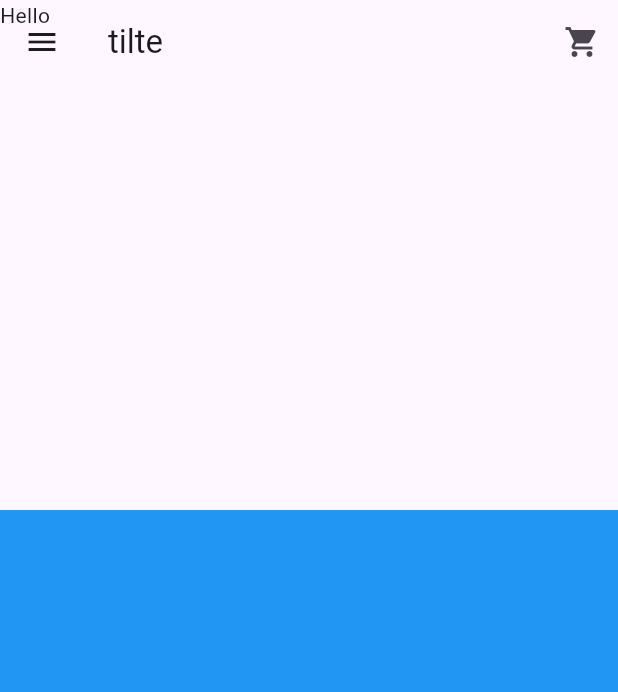
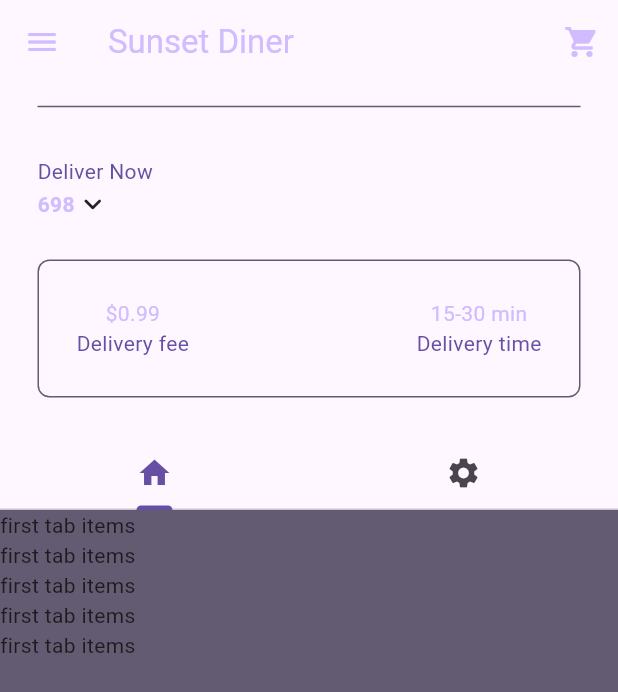
Before and after one commit to M-Ali-Haider/MAD, a Flutter app: the HomePage screen opened directly, on a phone screen of 412 x 824 dp. Shown: the top 692 px of the screen. Run offline on Flutter 3.47's test engine with Material 3 defaults, Android fonts, the phone set to English and light mode, and no system bars.

```diff
--- /dev/null
+++ b/lib/components/my_current_location.dart
@@ -0,0 +1,59 @@
+import 'package:flutter/material.dart';
+
+class MyCurrentLocation extends StatelessWidget {
+  const MyCurrentLocation({super.key});
+
+  void openLocationSearchBox(BuildContext context) {
+    showDialog(
+        context: context,
+        builder: (context) => AlertDialog(
+              title: Text("YOur Location"),
+              content: TextField(
+                decoration: const InputDecoration(hintText: "Seatch address.."),
+              ),
+              actions: [
+                //cancel button
+                MaterialButton(
+                  onPressed: () => Navigator.pop(context),
+                  child: const Text("Cancel"),
+                ),
+                //save button
+                MaterialButton(
+                  onPressed: () => Navigator.pop(context),
+                  child: const Text("Save"),
+                )
+              ],
+            ));
+  }
+
+  @override
+  Widget build(BuildContext context) {
+    return Padding(
+      padding: const EdgeInsets.all(25.0),
+      child: Column(
+        crossAxisAlignment: CrossAxisAlignment.start,
+        children: [
+          Text(
+            "Deliver Now",
+            style: TextStyle(color: Theme.of(context).colorScheme.primary),
+          ),
+          GestureDetector(
+            onTap: () => openLocationSearchBox(context),
+            child: Row(
+              children: [
+                Text(
+                  "698",
+                  style: TextStyle(
+                    color: Theme.of(context).colorScheme.inversePrimary,
+                    fontWeight: FontWeight.bold,
+                  ),
+                ),
+                Icon(Icons.keyboard_arrow_down_rounded)
+              ],
+            ),
+          )
+        ],
+      ),
+    );
+  }
+}
--- /dev/null
+++ b/lib/components/my_description_box.dart
@@ -0,0 +1,52 @@
+import 'package:flutter/material.dart';
+
+class MyDescriptionBox extends StatelessWidget {
+  const MyDescriptionBox({super.key});
+
+  @override
+  Widget build(BuildContext context) {
+    //textStyle
+    var myPrimaryTextStyle =
+        TextStyle(color: Theme.of(context).colorScheme.inversePrimary);
+    var mySecondaryTextStyle =
+        TextStyle(color: Theme.of(context).colorScheme.primary);
+    return Container(
+      decoration: BoxDecoration(
+          border: Border.all(color: Theme.of(context).colorScheme.secondary),
+          borderRadius: BorderRadius.circular(8)),
+      padding: const EdgeInsets.all(25),
+      margin: const EdgeInsets.only(left: 25, right: 25, bottom: 25),
+      child: Row(
+        mainAxisAlignment: MainAxisAlignment.spaceBetween,
+        children: [
+          //delivery fee
+          Column(
+            children: [
+              Text(
+                "\$0.99",
+                style: myPrimaryTextStyle,
+              ),
+              Text(
+                "Delivery fee",
+                style: mySecondaryTextStyle,
+              ),
+            ],
+          ),
+          //delivery time
+          Column(
+            children: [
+              Text(
+                "15-30 min",
+                style: myPrimaryTextStyle,
+              ),
+              Text(
+                "Delivery time",
+                style: mySecondaryTextStyle,
+              ),
+            ],
+          )
+        ],
+      ),
+    );
+  }
+}
--- a/lib/components/my_sliver_app_bar.dart
+++ b/lib/components/my_sliver_app_bar.dart
@@ -8,20 +8,30 @@ class MySliverAppBar extends StatelessWidget {
   @override
   Widget build(BuildContext context) {
     return SliverAppBar(
-      title: title,
+      // title: title,
       pinned: true,
       expandedHeight: 340.0,
       collapsedHeight: 120,
       actions: [
         IconButton(
             onPressed: () {},
-            icon: Icon(
+            icon: const Icon(
               Icons.shopping_cart,
             ))
       ],
+      foregroundColor: Theme.of(context).colorScheme.inversePrimary,
+      backgroundColor: Theme.of(context).colorScheme.background,
+      title: const Text("Sunset Diner"),
       floating: false,
       flexibleSpace: FlexibleSpaceBar(
-        background: child,
+        background: Padding(
+          padding: const EdgeInsets.only(bottom: 50.0),
+          child: child,
+        ),
+        title: title,
+        centerTitle: true,
+        titlePadding: const EdgeInsets.only(left: 0, right: 0, top: 0),
+        expandedTitleScale: 1,
       ),
     );
   }
--- /dev/null
+++ b/lib/components/my_tab_bar.dart
@@ -0,0 +1,25 @@
+import 'package:flutter/material.dart';
+
+class MyTabBar extends StatelessWidget {
+  final TabController tabController;
+  const MyTabBar({super.key, required this.tabController});
+
+  @override
+  Widget build(BuildContext context) {
+    return Container(
+      child: TabBar(
+        controller: tabController,
+        tabs: [
+          //1st tab
+          Tab(
+            icon: Icon(Icons.home),
+          ),
+          // 2nd tab
+          Tab(
+            icon: Icon(Icons.settings),
+          )
+        ],
+      ),
+    );
+  }
+}
--- a/lib/pages/home_page.dart
+++ b/lib/pages/home_page.dart
@@ -1,5 +1,8 @@
+import 'package:bruhmius/components/my_current_location.dart';
+import 'package:bruhmius/components/my_description_box.dart';
 import 'package:bruhmius/components/my_drawer.dart';
 import 'package:bruhmius/components/my_sliver_app_bar.dart';
+import 'package:bruhmius/components/my_tab_bar.dart';
 import 'package:flutter/material.dart';
 
 class HomePage extends StatefulWidget {
@@ -9,7 +12,22 @@ class HomePage extends StatefulWidget {
   State<HomePage> createState() => _HomePageState();
 }
 
-class _HomePageState extends State<HomePage> {
+class _HomePageState extends State<HomePage>
+    with SingleTickerProviderStateMixin {
+  late TabController _tabController;
+
+  @override
+  void initState() {
+    super.initState();
+    _tabController = TabController(length: 3, vsync: this);
+  }
+
+  @override
+  void dispose() {
+    _tabController.dispose();
+    super.dispose();
+  }
+
   @override
   Widget build(BuildContext context) {
     return Scaffold(
@@ -17,18 +35,48 @@ class _HomePageState extends State<HomePage> {
       //   title: Text('Home Page'),
       //   backgroundColor: Theme.of(context).colorScheme.background,
       // ),
+      backgroundColor: Theme.of(context).colorScheme.secondary,
       drawer: MyDrawer(),
       body: NestedScrollView(
           headerSliverBuilder: (context, innerBoxisScrolled) {
             return [
-              const MySliverAppBar(
-                title: Text('tilte'),
-                child: Text('Hello'),
+              MySliverAppBar(
+                title: MyTabBar(
+                  tabController: _tabController,
+                ),
+                child: Column(
+                  mainAxisAlignment: MainAxisAlignment.end,
+                  children: [
+                    Divider(
+                        indent: 25,
+                        endIndent: 25,
+                        color: Theme.of(context).colorScheme.secondary),
+
+                    // my current Location
+                    const MyCurrentLocation(),
+                    // description box
+                    const MyDescriptionBox()
+                  ],
+                ),
               )
             ];
           },
-          body: Container(
-            color: Colors.blue,
+          body: TabBarView(
+            controller: _tabController,
+            children: [
+              ListView.builder(
+                itemCount: 5,
+                itemBuilder: (context, index) => Text("first tab items"),
+              ),
+              ListView.builder(
+                itemCount: 5,
+                itemBuilder: (context, index) => Text("second tab items"),
+              ),
+              ListView.builder(
+                itemCount: 5,
+                itemBuilder: (context, index) => Text("third tab items"),
+              ),
+            ],
           )),
     );
   }
--- a/lib/pages/settings_page.dart
+++ b/lib/pages/settings_page.dart
@@ -1,5 +1,7 @@
+import 'package:bruhmius/themes/theme_provider.dart';
 import 'package:flutter/cupertino.dart';
 import 'package:flutter/material.dart';
+import 'package:provider/provider.dart';
 
 class SettingsPage extends StatelessWidget {
   const SettingsPage({super.key});
```
Also changed, not shown: lib/components/my_drawer.dart (+6 -1 lines).
